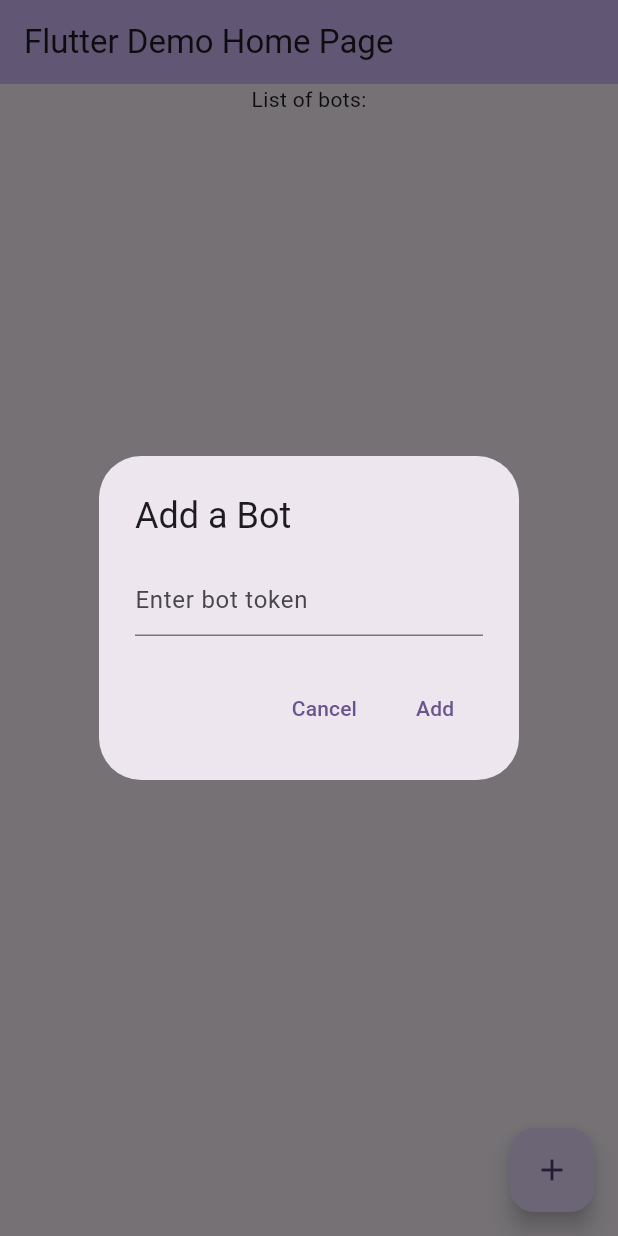
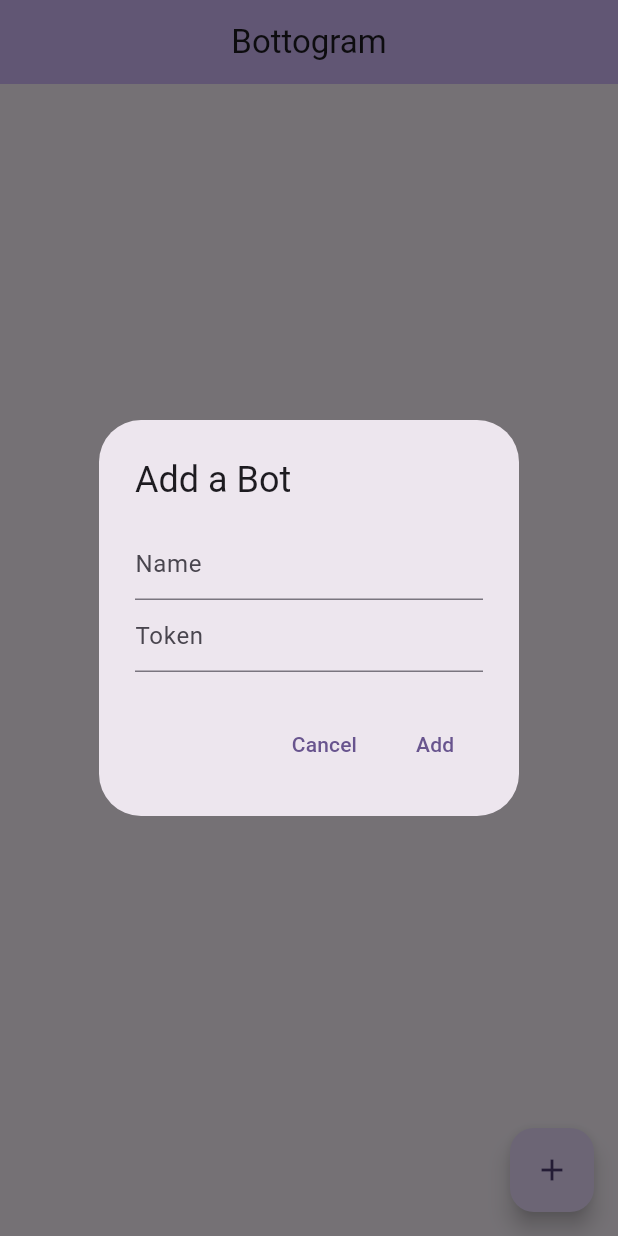
Before and after one commit to hayyaun/bottogram, a Flutter app: the MyHomePage screen opened directly, after a tap on the "add" icon, on a phone screen of 412 x 824 dp. Run offline on Flutter 3.47's test engine with Material 3 defaults, Android fonts, the phone set to English and light mode, and no system bars; our stand-ins replace flutter_bloc, hive; missing offline and left inert: televerse; accounts and stored records are empty.

Commit message:
working -- no trying to add hive

```diff
--- a/lib/main.dart
+++ b/lib/main.dart
@@ -22,11 +22,11 @@ class MyApp extends StatelessWidget {
     return MultiBlocProvider(
       providers: [BlocProvider<BotsCubit>(create: (context) => BotsCubit())],
       child: MaterialApp(
-        title: 'Flutter Demo',
+        title: 'Bottogram',
         theme: ThemeData(
           colorScheme: ColorScheme.fromSeed(seedColor: Colors.deepPurple),
         ),
-        home: const MyHomePage(title: 'Flutter Demo Home Page'),
+        home: const MyHomePage(title: 'Bottogram'),
       ),
     );
   }
@@ -48,16 +48,25 @@ class _MyHomePageState extends State<MyHomePage> {
   }
 
   void _addBot() {
-    final ctrl = TextEditingController();
+    final ctrlName = TextEditingController();
+    final ctrlToken = TextEditingController();
     showDialog(
       context: context,
       builder: (context) {
         return AlertDialog(
           title: Text('Add a Bot'),
-          content: TextField(
-            controller: ctrl,
-            keyboardType: TextInputType.text,
-            decoration: InputDecoration(hintText: 'Enter bot token'),
+          content: Column(
+            mainAxisSize: MainAxisSize.min,
+            children: [
+              TextField(
+                controller: ctrlName,
+                decoration: InputDecoration(hintText: 'Name'),
+              ),
+              TextField(
+                controller: ctrlToken,
+                decoration: InputDecoration(hintText: 'Token'),
+              ),
+            ],
           ),
           actions: [
             TextButton(
@@ -68,9 +77,10 @@ class _MyHomePageState extends State<MyHomePage> {
             ),
             TextButton(
               onPressed: () {
-                final token = ctrl.text;
-                if (token.isEmpty) return;
-                context.read<BotsCubit>().addBot(VirtBot("My Bot", token));
+                final name = ctrlName.text;
+                final token = ctrlToken.text;
+                if (name.isEmpty || token.isEmpty) return;
+                context.read<BotsCubit>().addBot(VirtBot(name, token));
                 Navigator.of(context).pop(); // Close the dialog
               },
               child: Text('Add'),
@@ -87,26 +97,44 @@ class _MyHomePageState extends State<MyHomePage> {
       appBar: AppBar(
         backgroundColor: Theme.of(context).colorScheme.inversePrimary,
         title: Text(widget.title),
+        centerTitle: true,
       ),
       body: Column(
         mainAxisAlignment: MainAxisAlignment.center,
         children: <Widget>[
-          const Text('List of bots:'),
           // list of bots
           BlocBuilder<BotsCubit, List<VirtBot>>(
             builder: (context, bots) {
+              if (bots.isEmpty) {
+                return Center(child: Text('List empty! create a bot'));
+              }
               return Expanded(
                 child: ListView.builder(
                   itemCount: bots.length,
                   itemBuilder: (context, index) {
                     final bot = bots[index];
                     return ListTile(
-                      title: Text(bot.name),
-                      trailing: IconButton(
-                        icon: Icon(Icons.delete),
-                        onPressed: () {
-                          context.read<BotsCubit>().removeBot(bot);
-                        },
+                      title: Text(
+                        '${bot.name} (${bot.active ? 'active' : 'offline'})',
+                      ),
+                      trailing: Row(
+                        mainAxisSize: MainAxisSize.min,
+                        spacing: 8,
+                        children: [
+                          IconButton(
+                            icon: Icon(Icons.play_arrow),
+                            onPressed: () {
+                              bot.start();
+                              context.read<BotsCubit>().update();
+                            },
+                          ),
+                          IconButton(
+                            icon: Icon(Icons.delete),
+                            onPressed: () {
+                              context.read<BotsCubit>().removeBot(bot);
+                            },
+                          ),
+                        ],
                       ),
                     );
                   },
@@ -120,7 +148,7 @@ class _MyHomePageState extends State<MyHomePage> {
         onPressed: _addBot,
         tooltip: 'Increment',
         child: const Icon(Icons.add),
-      ), // This trailing comma makes auto-formatting nicer for build methods.
+      ),
     );
   }
 }
--- a/lib/units/virt_bot.dart
+++ b/lib/units/virt_bot.dart
@@ -2,22 +2,29 @@ import 'package:bottogram/units/virt_event.dart';
 import 'package:televerse/televerse.dart';
 
 class VirtBot {
+  bool _active = false;
   Bot bot;
   String token;
   String name;
-  List<VirtEvent> events;
+  List<VirtEvent> events = [
+    VirtEvent(query: "start", type: VirtEventType.command),
+  ];
 
-  VirtBot(this.name, this.token, {this.events = const []}) : bot = Bot(token) {
-    if (events.isEmpty) {
-      events.add(VirtEvent(query: "start", type: VirtEventType.command));
-    }
-  }
+  VirtBot(this.name, this.token) : bot = Bot(token);
+
+  bool get active => _active;
 
   void start() async {
+    if (_active) stop(); // stop before restart
     for (var ev in events) {
       ev.add(bot);
     }
     await bot.start();
+    _active = true;
+  }
+
+  Future<void> stop() async {
+    await bot.stop();
   }
 
   Map<String, dynamic> toJSON() {
@@ -29,10 +36,8 @@ class VirtBot {
   }
 
   factory VirtBot.fromJSON(Map<String, dynamic> json) {
-    return VirtBot(
-      json["name"],
-      json["token"],
-      events: json["events"].map((evJSON) => VirtEvent.fromJSON(evJSON)),
-    );
+    var vbot = VirtBot(json["name"], json["token"]);
+    vbot.events = json["events"].map((evJSON) => VirtEvent.fromJSON(evJSON));
+    return vbot;
   }
 }
--- a/lib/units/virt_event.dart
+++ b/lib/units/virt_event.dart
@@ -8,17 +8,9 @@ class VirtEvent {
 
   VirtEventType type;
   String query;
-  List<VirtAct> acts;
+  List<VirtAct> acts = [VirtAct(text: "Hello!", type: VirtActTypes.reply)];
 
-  VirtEvent({
-    this.type = VirtEventType.command,
-    required this.query,
-    this.acts = const [],
-  }) {
-    if (acts.isEmpty) {
-      acts.add(VirtAct(text: "Hello!", type: VirtActTypes.reply));
-    }
-  }
+  VirtEvent({this.type = VirtEventType.command, required this.query});
 
   Future<void> callback(Context ctx) async {
     for (var act in acts) {
@@ -42,10 +34,8 @@ class VirtEvent {
   }
 
   factory VirtEvent.fromJSON(json) {
-    return VirtEvent(
-      query: json["query"],
-      type: json["type"],
-      acts: json["acts"].map((actJSON) => VirtAct.fromJSON(actJSON)),
-    );
+    var vev = VirtEvent(query: json["query"], type: json["type"]);
+    vev.acts = json["acts"].map((actJSON) => VirtAct.fromJSON(actJSON));
+    return vev;
   }
 }
```
Also changed, not shown: lib/store/bots.dart (+14 -5 lines).
